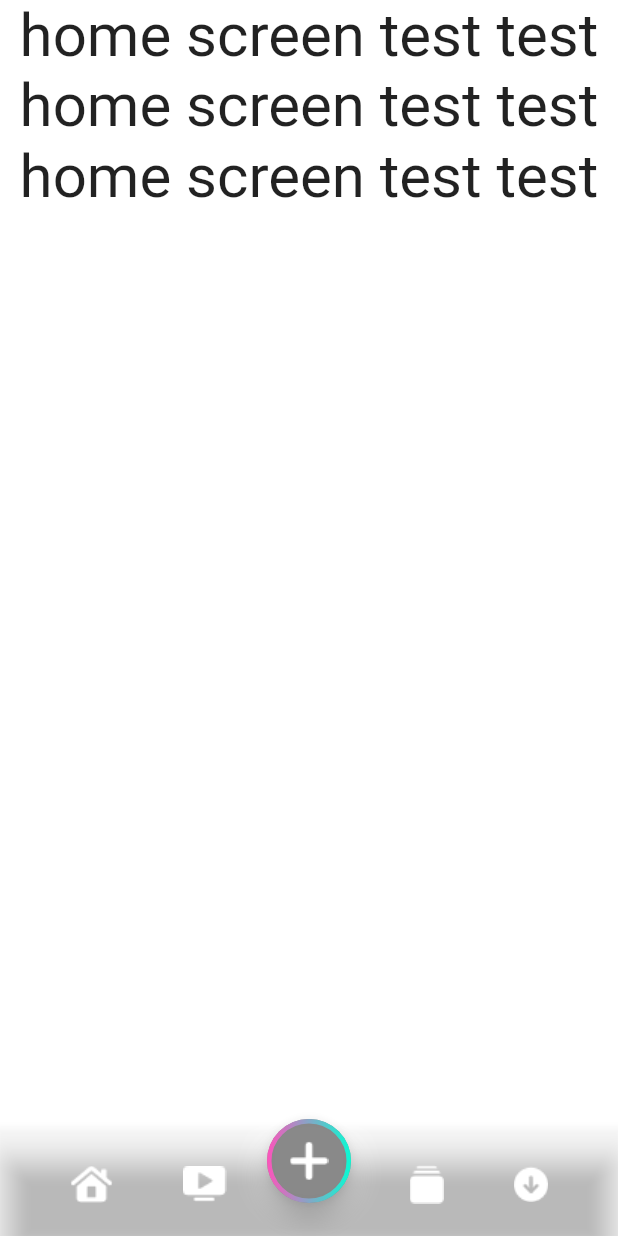
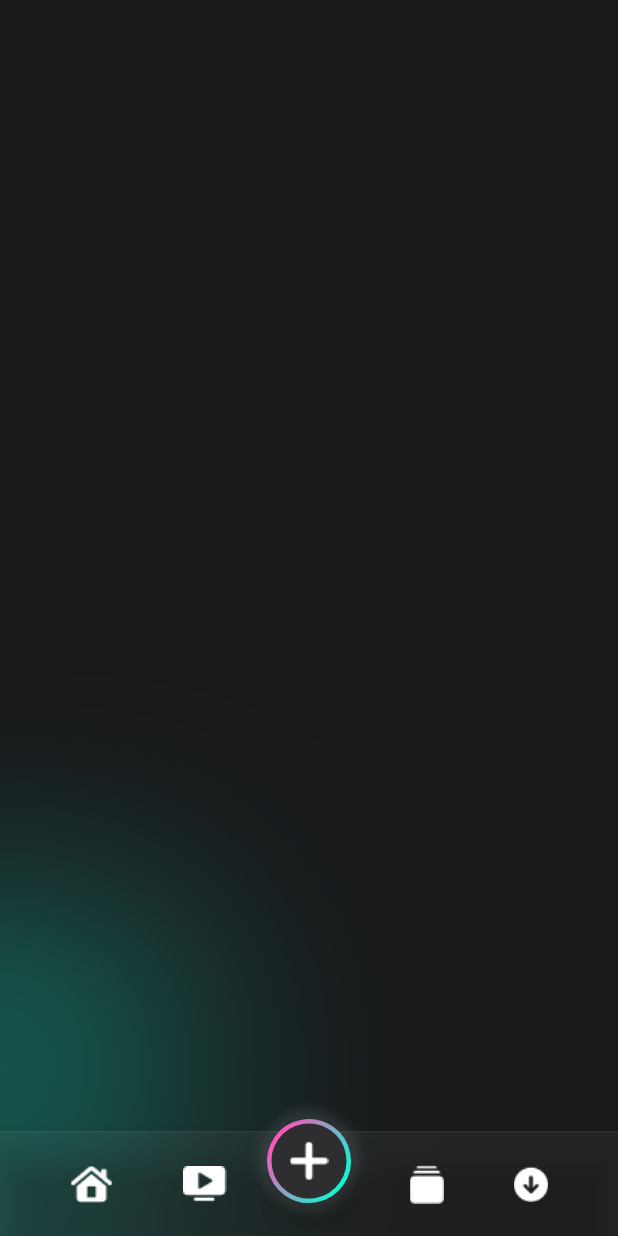
Before and after one commit to riqi3/StreamingApp, a Flutter app: the screen it shows after launch, on a phone screen of 412 x 824 dp. Run offline on Flutter 3.47's test engine with Material 2 defaults, Android fonts, the phone set to English and light mode, and no system bars; our stand-ins replace gradient_borders, outline_gradient_button, smooth_page_indicator.

Commit message:
bottom nav design finished

```diff
--- a/streaming_app/lib/constants.dart
+++ b/streaming_app/lib/constants.dart
@@ -6,6 +6,7 @@ const neonPink = Color(0xFFfe53bb);
 
 const white = Color(0xFFffffff);
 const grey = Color.fromARGB(255, 167, 167, 167);
+const trans = Color(0x00ffffff);
 
 const bgColor = Color(0xFF19191b);
 const ratingColor = Color(0xFFf2a33a);
--- a/streaming_app/lib/pages/HomeScreen.dart
+++ b/streaming_app/lib/pages/HomeScreen.dart
@@ -1,5 +1,8 @@
+import 'dart:ui';
+
 import 'package:flutter/material.dart';
 import 'package:gradient_borders/gradient_borders.dart';
+import 'package:streaming_app/elements/BlurredShape.dart';
 import 'package:streaming_app/widgets/BottomNav.dart';
 
 import '../constants.dart';
@@ -11,27 +14,36 @@ class HomeScreen extends StatelessWidget {
   @override
   Widget build(BuildContext context) {
     return Scaffold(
-      body: Column(
+      extendBody: true,
+      backgroundColor: bgColor,
+      body: SingleChildScrollView(
+        child: Row(
           children: [
-          Center(
-            child: Text(
-              'home screen test test',
-              style: TextStyle(fontSize: 40),
+            Padding(
+              padding: const EdgeInsets.only(top: shapeSizing * 6.5,),
+              child: Row(
+                children: [
+                  BlurredShape(
+                    shapeWidth: 100,
+                    shapeHeight: 100,
+                    shapeColor: neonGreen,
+                    leftPadding: 0,
+                    rightPadding: 0,
+                    topPadding: 0,
+                    bottomPadding: 0,
                   ),
+                  BackdropFilter(
+                    filter: ImageFilter.blur(
+                      sigmaX: 90.0,
+                      sigmaY: 90.0,
                     ),
-          Center(
-            child: Text(
-              'home screen test test',
-              style: TextStyle(fontSize: 40),
+                    child: Text(''),
                   ),
-          ),
-          Center(
-            child: Text(
-              'home screen test test',
-              style: TextStyle(fontSize: 40),
+                ],
               ),
             ),
           ],
+        ),
       ),
       floatingActionButton: FloatingAction(),
       bottomNavigationBar: BottomNav(),
--- a/streaming_app/lib/widgets/BottomNav.dart
+++ b/streaming_app/lib/widgets/BottomNav.dart
@@ -13,12 +13,12 @@ class BottomNav extends StatelessWidget {
   @override
   Widget build(BuildContext context) {
     return BottomAppBar(
-      color: Colors.transparent,
+     color: white.withOpacity(.05),
       child: Container(
         decoration: BoxDecoration(
           border: Border(
             top: BorderSide(
-              color: Colors.transparent,
+              color: white.withOpacity(.05),
               width: 1.0,
             ),
           ),
--- a/streaming_app/lib/widgets/FloatingAction.dart
+++ b/streaming_app/lib/widgets/FloatingAction.dart
@@ -11,12 +11,14 @@ class FloatingAction extends StatelessWidget {
   @override
   Widget build(BuildContext context) {
     return Padding(
-      padding: const EdgeInsets.only(top: 40.0),
+      padding: const EdgeInsets.only(top: 40.0,),
       child: FloatingActionButton(
         onPressed: () {
           print('object3');
         },
-        backgroundColor: Color.fromARGB(255, 107, 107, 107),
+        backgroundColor: bgColor,
+        child: RotationTransition(
+          turns: new AlwaysStoppedAnimation(35 / 360),
           child: Container(
             height: 70,
             width: 70,
@@ -24,9 +26,9 @@ class FloatingAction extends StatelessWidget {
               boxShadow: [
                 BoxShadow(
                   offset: Offset(0, 0),
-                color: white.withOpacity(.2),
-                blurRadius: 10,
-                spreadRadius: 10,
+                  color: white.withOpacity(.09),
+                  blurRadius: 5,
+                  spreadRadius: 5,
                 ),
               ],
               border: GradientBoxBorder(
@@ -40,8 +42,12 @@ class FloatingAction extends StatelessWidget {
               ),
               borderRadius: BorderRadius.circular(30),
             ),
+            child: RotationTransition(
+               turns: new AlwaysStoppedAnimation(325 / 360),
               child: Image.asset(
                 'assets/icons/add.png',
+              ),
+            ),
           ),
         ),
       ),
--- a/streaming_app/lib/widgets/IntroImage.dart
+++ b/streaming_app/lib/widgets/IntroImage.dart
@@ -52,7 +52,7 @@ class IntroImage extends StatelessWidget {
                       bottom: 30,
                     ),
                     child: RotationTransition(
-                      turns: new AlwaysStoppedAnimation(330 / 360),
+                      turns: new AlwaysStoppedAnimation(325 / 360),
                       child: Image(
                         image: AssetImage(
                           'assets/images/others/image 81.png',
--- a/streaming_app/pubspec.yaml
+++ b/streaming_app/pubspec.yaml
@@ -41,6 +41,7 @@ dependencies:
   gradient_borders: ^1.0.0
   gradient_widgets: ^0.6.0
   outline_gradient_button: ^2.0.0+1
+  blur: ^3.1.0
 
 dev_dependencies:
   flutter_test:
```
Also changed, not shown: streaming_app/pubspec.lock. Lines whose indentation alone changed are shown as unchanged.
